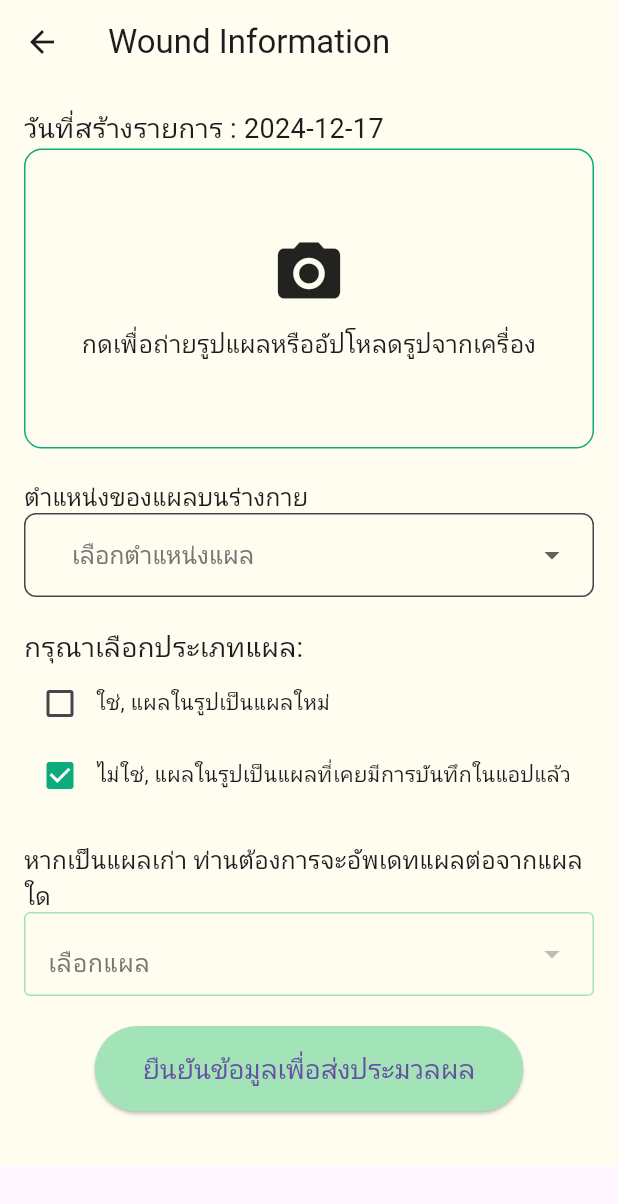
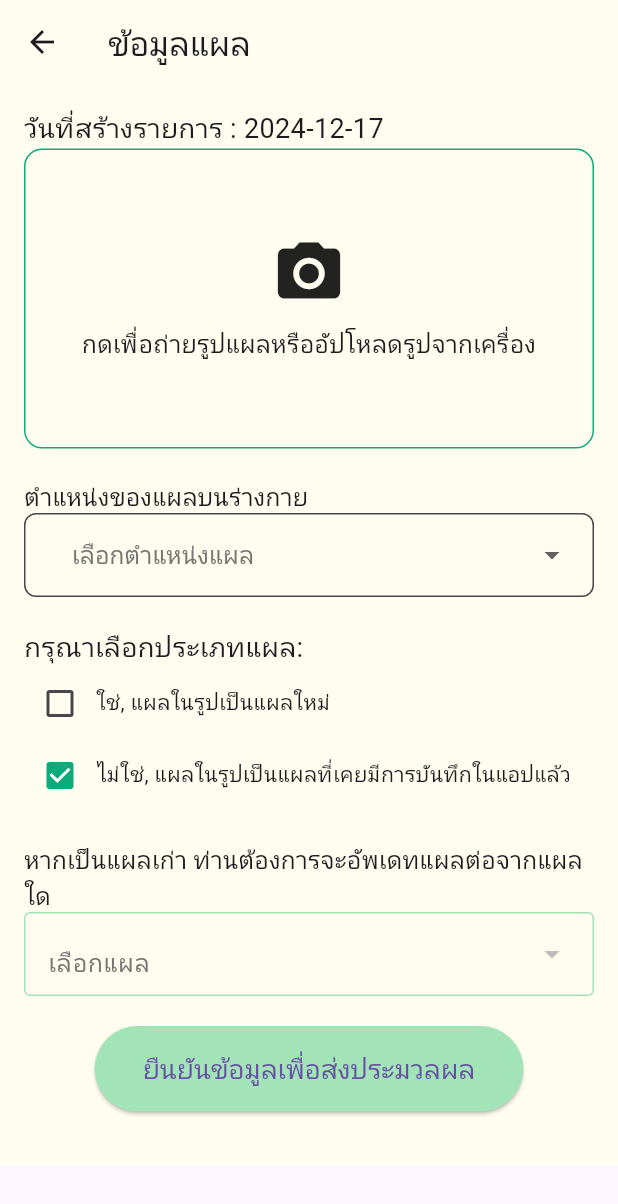
Before and after one commit to Sorawit-loyde/Flutter_Final_project, a Flutter app: the WoundSelectForm screen opened directly with empty values, after a tap on "ยืนยันข้อมูลเพื่อส่งประมวลผล", on a phone screen of 412 x 824 dp. Shown: the top 1204 px of the screen. Run offline on Flutter 3.47's test engine with Material 3 defaults, Android fonts, the light colour scheme and no system bars; our stand-ins replace dropdown_button2, firebase_core, flutter_secure_storage, google_nav_bar, image_picker, logger and 1 more; missing offline and left inert: chatview, dart_jsonwebtoken; accounts and stored records are empty; network calls fail.

Commit message:
update wound form done

```diff
--- a/mobile_app_decubitus/lib/components/custom_Appbar.dart
+++ b/mobile_app_decubitus/lib/components/custom_Appbar.dart
@@ -99,7 +99,8 @@ class _CustomAppBarState extends State<CustomAppBar> {
           CircleAvatar(
             radius: 44,
             backgroundImage: user.profileImage.isNotEmpty
-                ? NetworkImage('${Custom_Config.Image_URL}/${user.profileImage}')
+                ? NetworkImage(
+                    '${Custom_Config.Image_URL}/${user.profileImage}')
                 : const NetworkImage(
                     '${Custom_Config.Image_URL}/static/profile.jpg'), // Fallback image if no profile image is provided
           ),
--- a/mobile_app_decubitus/lib/models/wound_model.dart
+++ b/mobile_app_decubitus/lib/models/wound_model.dart
@@ -8,6 +8,7 @@ class Wound {
   final String status; // Status of the wound
   final String woundType; // Type of wound (new or old)
   final int? woundRef; // Reference ID for old wounds (nullable)
+  final int count; // Count of this specific wound
 
   Wound({
     required this.id,
@@ -17,6 +18,7 @@ class Wound {
     required this.status,
     required this.woundType,
     this.woundRef, // Allow null for reference ID
+    required this.count, // Initialize count
   });
 
   Map<String, dynamic> toJson() {
@@ -27,6 +29,7 @@ class Wound {
       'status': status,
       'wound_type': woundType,
       'wound_ref': woundRef,
+      'count': count, // Include count in JSON representation
     };
   }
 
@@ -39,6 +42,8 @@ class Wound {
       status: json['status'] ?? '', // Default to empty string if null
       woundType: json['wound_type'] ?? '', // Default to empty string if null
       woundRef: json['wound_ref'], // Allow null for reference ID
+      count: json['count'] ??
+          0, // Capture count from response, default to 0 if null
     );
   }
 }
@@ -63,7 +68,7 @@ class WoundGroup {
     return WoundGroup(
       area: json['area'],
       wounds: woundsList,
-      count: json['count'],
+      count: json['count'], // Ensure count is captured
       statusBreakdown: Map<String, int>.from(json['statusBreakdown']),
     );
   }
--- a/mobile_app_decubitus/lib/screen/wound_select_content.dart
+++ b/mobile_app_decubitus/lib/screen/wound_select_content.dart
@@ -61,7 +61,6 @@ class _WoundSelectPageState extends State<WoundSelectPage> {
 
             final woundGroups = snapshot.data!;
 
-            // Display categorized wound groups with details
             return ListView.builder(
               itemCount: woundGroups.length,
               itemBuilder: (context, index) {
@@ -86,13 +85,10 @@ class _WoundSelectPageState extends State<WoundSelectPage> {
                           fontWeight: FontWeight.bold,
                           fontSize: 18), // Increased font size for area title
                     ),
-                    childrenPadding: const EdgeInsets.symmetric(
-                        vertical: 8.0), // Add padding for child items
-                    children: group.wounds.asMap().entries.map((entry) {
-                      int woundIndex = entry.key + 1; // Start numbering from 1
-                      Wound wound = entry.value;
+                    childrenPadding: const EdgeInsets.symmetric(vertical: 8.0),
+                    children: group.wounds.map((wound) {
                       String woundLabel =
-                          'แผล $woundIndex'; // Format the wound label
+                          'แผล ${wound.count}'; // Use count from each Wound instance directly
                       String status = 'Status: ${wound.status}';
 
                       return GestureDetector(
@@ -132,7 +128,7 @@ class _WoundSelectPageState extends State<WoundSelectPage> {
         foregroundColor: Colors.white,
         elevation: 0.0,
         tooltip: 'Add Wound',
-        child: const Icon(Icons.add), // Icon for the FAB
+        child: const Icon(Icons.add),
       ),
     );
   }
--- a/mobile_app_decubitus/lib/screen/wound_select_form.dart
+++ b/mobile_app_decubitus/lib/screen/wound_select_form.dart
@@ -6,13 +6,12 @@ import 'package:dropdown_button2/dropdown_button2.dart'; // Import DropdownButto
 import 'package:mobile_app_decubitus/models/wound_model.dart'; // Import your wound model
 import 'package:mobile_app_decubitus/services/wound_service.dart'; // Import your wound service
 import 'package:mobile_app_decubitus/config/config.dart';
-import 'package:mobile_app_decubitus/models/user_model.dart';
 
 class WoundSelectForm extends StatefulWidget {
   final int perusalId; // Add perusal ID as a parameter
+  final WoundService _woundService = WoundService(Custom_Config.BASE_URL);
 
-  const WoundSelectForm(
-      {super.key, required this.perusalId}); // Update constructor
+  WoundSelectForm({super.key, required this.perusalId}); // Update constructor
 
   @override
   _WoundSelectFormState createState() => _WoundSelectFormState();
@@ -21,30 +20,41 @@ class WoundSelectForm extends StatefulWidget {
 class _WoundSelectFormState extends State<WoundSelectForm> {
   final _formKey = GlobalKey<FormState>();
   DateTime? selectedDate;
-  String? selectedLocation;
-  String? selectedOldWound;
-  bool isNewWound = false;
-  XFile? imageFile;
-
+  String? selectedLocation; // Selected location from dropdown
+  String? selectedOldWound; // Selected old wound reference
+  bool isNewWound = false; // Flag for new or old wound
+  XFile? imageFile; // Image file for the wound
   final List<String> locations = ['หัว', 'แขน', 'หลัง', 'ขา', 'ก้น', 'เท้า'];
-
-  // This will hold the list of old wounds fetched from the backend
-  List<Wound> oldWoundsList = [];
+  List<Wound> oldWoundsList = []; // List to hold old wounds
+  int? userId; // User ID (changed to int for consistency)
 
   @override
   void initState() {
     super.initState();
-    // Fetch old wounds when the form initializes
-    _fetchOldWounds();
+    _fetchUserId(); // Fetch user ID on initialization
+  }
+
+  Future<void> _fetchUserId() async {
+    try {
+      userId = (await widget._woundService.getId()) as int?;
+      if (userId != null) {
+        print('Fetched User ID: $userId'); // Log the user ID
+        await _fetchOldWounds(); // Fetch old wounds after getting user ID
+      }
+    } catch (e) {
+      ScaffoldMessenger.of(context).showSnackBar(
+        SnackBar(content: Text('Error fetching user ID: $e')),
+      );
+    }
   }
 
   Future<void> _fetchOldWounds() async {
     try {
-      WoundService service =
-          WoundService(Custom_Config.BASE_URL); // Your base URL
-      oldWoundsList = await service.fetchOldWounds(widget.perusalId,
-          "หัว"); // Replace "หัว" with the appropriate area if needed
-      setState(() {}); // Update UI after fetching data
+      if (userId != null && selectedLocation != null) {
+        oldWoundsList = await widget._woundService
+            .fetchOldWounds(userId!, selectedLocation!);
+        setState(() {});
+      }
     } catch (e) {
       print('Error fetching old wounds: $e');
     }
@@ -86,37 +96,47 @@ class _WoundSelectFormState extends State<WoundSelectForm> {
         );
       },
     );
-
     if (pickedFile != null) {
       setState(() {
-        imageFile = pickedFile;
+        imageFile = pickedFile; // Set selected image file
       });
     }
   }
 
   void _submit() async {
     if (_formKey.currentState!.validate()) {
-      // Create a new Wound object using the perusalId passed from the previous page
+      int? woundCount;
+      if (!isNewWound && selectedOldWound != null) {
+        // Find the count of the selected old wound
+        final oldWound = oldWoundsList
+            .firstWhere((wound) => wound.id.toString() == selectedOldWound);
+        woundCount =
+            oldWound.count; // Get the count from the selected old wound
+      }
+
       Wound newWound = Wound(
         id: 0, // Set to a default value; backend will generate this ID
         perusalId: widget.perusalId, // Use the passed perusalId
         woundImage:
             imageFile?.path ?? '', // Ensure you handle image paths correctly
-        area: selectedLocation ?? '',
+        area: selectedLocation ?? '', // Area selected from dropdown
         status: 'รอตรวจ', // Default status or based on user input
         woundType:
             isNewWound ? "แผลใหม่" : "แผลเก่า", // Set based on user selection
         woundRef: selectedOldWound != null
             ? int.parse(selectedOldWound!)
-            : null, // Use null for no reference when creating a new wound.
+            : null, // Reference to an existing wound if applicable
+        count: woundCount ?? 0, // Include count; default to 0 if not applicable
       );
 
       print('Submitting Wound: ${newWound.toJson()}'); // Debug print
 
       try {
-        await WoundService(Custom_Config.BASE_URL).createWound(newWound);
+        await widget._woundService
+            .createWound(newWound); // Submit new wound to API
         print('Wound submitted successfully');
-        // Optionally, navigate back or show success message
+        Navigator.pop(
+            context); // Optionally navigate back or show success message
       } catch (e) {
         print('Error submitting wound: $e');
       }
@@ -127,7 +147,7 @@ class _WoundSelectFormState extends State<WoundSelectForm> {
   Widget build(BuildContext context) {
     return Scaffold(
       appBar: AppBar(
-        title: const Text('Wound Information'),
+        title: const Text('ข้อมูลแผล'),
         backgroundColor: backGroundColor1,
       ),
       body: Container(
@@ -193,6 +213,7 @@ class _WoundSelectFormState extends State<WoundSelectForm> {
                   onChanged: (value) {
                     setState(() {
                       selectedLocation = value;
+                      _fetchOldWounds(); // Fetch old wounds when location is selected
                     });
                   },
                   isExpanded: true,
@@ -203,8 +224,7 @@ class _WoundSelectFormState extends State<WoundSelectForm> {
                 Column(
                   crossAxisAlignment: CrossAxisAlignment.start,
                   children: [
-                    Row(
-                      children: [
+                    Row(children: [
                       Checkbox(
                           value: isNewWound,
                           activeColor: primaryColor,
@@ -212,13 +232,10 @@ class _WoundSelectFormState extends State<WoundSelectForm> {
                             setState(() {
                               isNewWound = value!;
                             });
-                          },
-                        ),
+                          }),
                       const Expanded(child: Text('ใช่, แผลในรูปเป็นแผลใหม่')),
-                      ],
-                    ),
-                    Row(
-                      children: [
+                    ]),
+                    Row(children: [
                       Checkbox(
                           value: !isNewWound,
                           activeColor: primaryColor,
@@ -226,13 +243,11 @@ class _WoundSelectFormState extends State<WoundSelectForm> {
                             setState(() {
                               isNewWound = !value!;
                             });
-                          },
-                        ),
+                          }),
                       const Expanded(
                           child: Text(
                               'ไม่ใช่, แผลในรูปเป็นแผลที่เคยมีการบันทึกในแอปแล้ว')),
-                      ],
-                    ),
+                    ]),
                   ],
                 ),
                 if (!isNewWound) ...[
@@ -253,10 +268,9 @@ class _WoundSelectFormState extends State<WoundSelectForm> {
                           borderSide: BorderSide(color: primaryColor)),
                     ),
                     items: oldWoundsList.map((wound) {
-                      // Use fetched list of old wounds here
                       return DropdownMenuItem<String>(
-                        value: wound.id.toString(), // Use the wound ID as value
-                        child: Text('แผล ID ${wound.id}',
+                        value: wound.id.toString(),
+                        child: Text('แผล ${wound.count}',
                             style: const TextStyle(fontSize: 16)),
                       );
                     }).toList(),
--- a/mobile_app_decubitus/lib/services/wound_service.dart
+++ b/mobile_app_decubitus/lib/services/wound_service.dart
@@ -1,9 +1,12 @@
 import 'dart:convert';
 import 'package:http/http.dart' as http;
 import 'package:mobile_app_decubitus/models/wound_model.dart';
+import 'package:shared_preferences/shared_preferences.dart';
+import 'package:logger/logger.dart';
 
 class WoundService {
   final String baseUrl;
+  var logger = Logger();
 
   WoundService(this.baseUrl);
 
@@ -47,6 +50,8 @@ class WoundService {
 
     if (response.statusCode == 200) {
       List<dynamic> jsonResponse = json.decode(response.body);
+
+      // Return a list of WoundGroup objects
       return jsonResponse.map((json) => WoundGroup.fromJson(json)).toList();
     } else {
       throw Exception('Failed to load grouped wounds');
@@ -77,4 +82,13 @@ class WoundService {
       return null;
     }
   }
+
+  Future<int?> getId() async {
+    final prefs = await SharedPreferences.getInstance();
+    final id = prefs.getString('Uid'); // Retrieve the user ID as a String
+
+    logger.t(id); // Log the retrieved ID
+
+    return id != null ? int.tryParse(id) : null;
+  }
 }
```
Also changed, not shown: mobile_app_decubitus/lib/services/user_service.dart (+5 -2 lines). Lines whose indentation alone changed are shown as unchanged.
